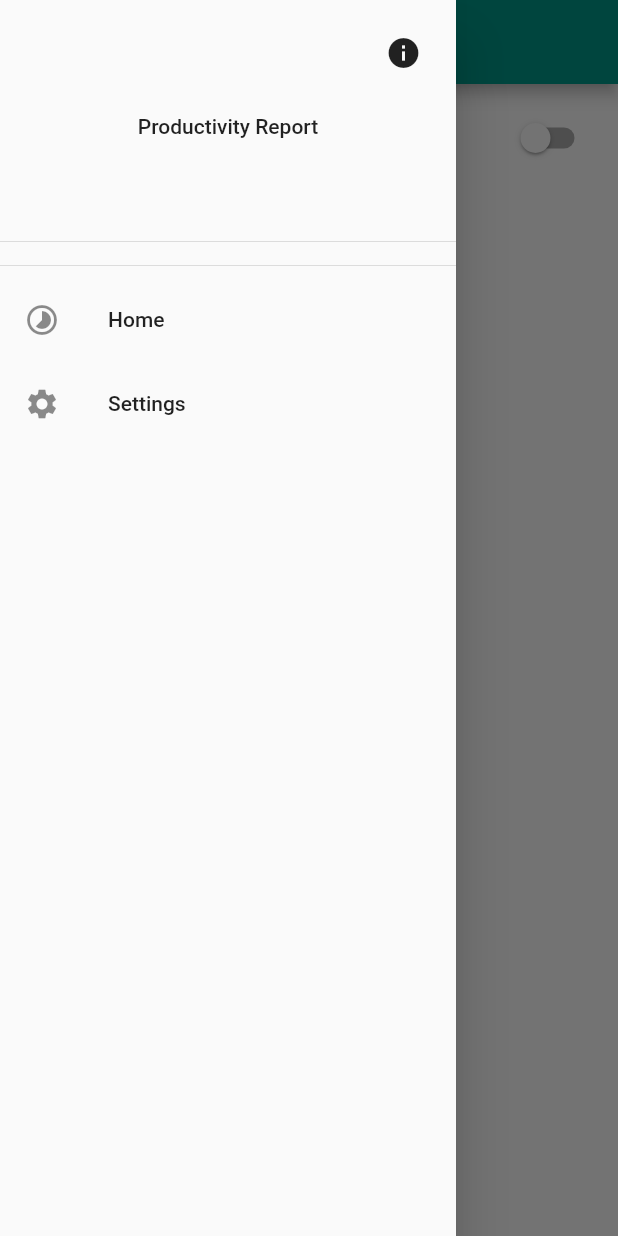
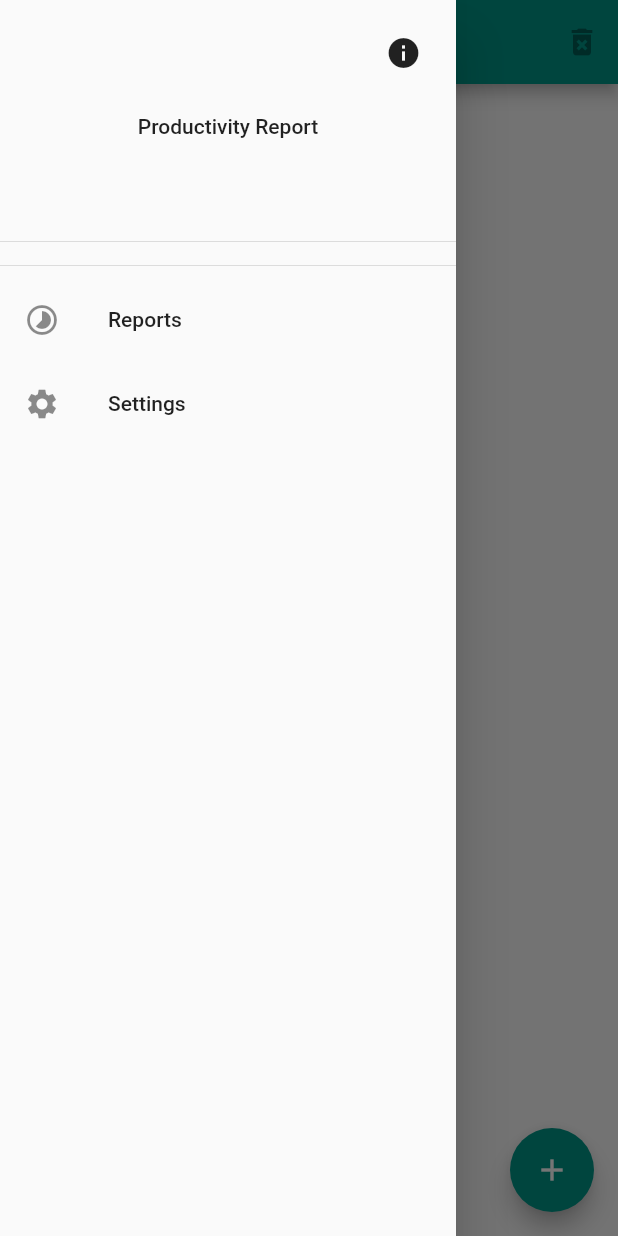
Before and after one commit to Anerak/ProductivityReport_app, a Flutter app: the screen it shows after launch, with the side drawer open, on a phone screen of 412 x 824 dp. Run offline on Flutter 3.47's test engine with Material 2 defaults, Android fonts, the phone set to English and light mode, and no system bars; our stand-ins replace flutter_local_notifications, hive, hive_flutter, timezone; accounts and stored records are empty; generated files the repository leaves out were written again.

Commit message:
Minor changes.

```diff
--- a/lib/main.dart
+++ b/lib/main.dart
@@ -42,7 +42,7 @@ class MyApp extends StatelessWidget {
         primarySwatch: Colors.teal,
         visualDensity: VisualDensity.adaptivePlatformDensity,
       ),
-      initialRoute: SettingsView.routeName,
+      initialRoute: MainView.routeName,
       routes: {
         MainView.routeName: (_) => MainView(),
         SettingsView.routeName: (_) => SettingsView(),
--- a/lib/src/views/settings_view.dart
+++ b/lib/src/views/settings_view.dart
@@ -51,7 +51,6 @@ class _SettingsViewState extends State<SettingsView> {
         ),
         body: Container(
           child: Column(
-          //mainAxisAlignment: MainAxisAlignment.spaceAround,
             children: [
               SwitchListTile(
                 title: Text('Notifications'),
@@ -97,7 +96,8 @@ class _SettingsViewState extends State<SettingsView> {
                   },
                 ),
             ],
-        )),
+          ),
+        ),
       ),
     );
   }
--- a/lib/src/widgets/drawer.dart
+++ b/lib/src/widgets/drawer.dart
@@ -36,7 +36,7 @@ class MainDrawer extends StatelessWidget {
             Divider(),
             ListTile(
               leading: Icon(Icons.timelapse),
-              title: Text('Home'),
+              title: Text('Reports'),
               onTap: () => Navigator.of(context)
                   .pushReplacementNamed(MainView.routeName),
             ),
```
Lines whose indentation alone changed are shown as unchanged.
